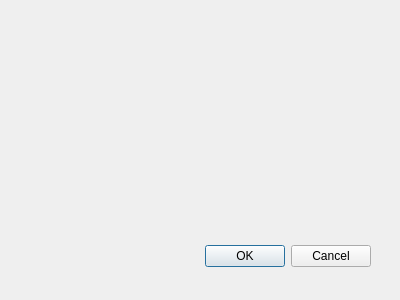
imgos/ptrack, file src/ptrackUi/ImportDialogBase.ui: the form before one commit.
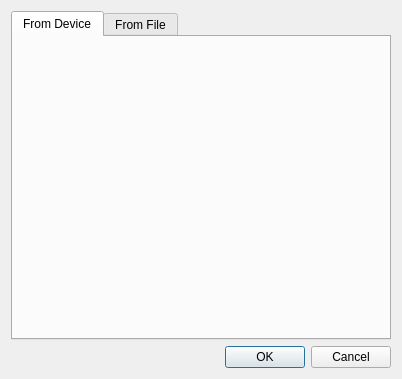
The form after the commit. Icons and pictures are not drawn.

Commit message: add icon to import dialog

Patch:
```diff
--- a/src/ptrackUi/ImportDialogBase.ui
+++ b/src/ptrackUi/ImportDialogBase.ui
@@ -6,22 +6,37 @@
    <rect>
     <x>0</x>
     <y>0</y>
-    <width>400</width>
-    <height>300</height>
+    <width>402</width>
+    <height>379</height>
    </rect>
   </property>
   <property name="windowTitle">
    <string>Dialog</string>
   </property>
+  <property name="windowIcon">
+   <iconset resource="../../images/ptrack.qrc">
+    <normaloff>:/add.png</normaloff>:/add.png</iconset>
+  </property>
+  <layout class="QVBoxLayout" name="verticalLayout">
+   <item>
+    <widget class="QTabWidget" name="mTabWidget">
+     <property name="currentIndex">
+      <number>0</number>
+     </property>
+     <widget class="QWidget" name="mDeviceTab">
+      <attribute name="title">
+       <string>From Device</string>
+      </attribute>
+     </widget>
+     <widget class="QWidget" name="mFileTab">
+      <attribute name="title">
+       <string>From File</string>
+      </attribute>
+     </widget>
+    </widget>
+   </item>
+   <item>
   <widget class="QDialogButtonBox" name="mButtonBox">
-   <property name="geometry">
-    <rect>
-     <x>30</x>
-     <y>240</y>
-     <width>341</width>
-     <height>32</height>
-    </rect>
-   </property>
    <property name="orientation">
     <enum>Qt::Horizontal</enum>
    </property>
@@ -29,6 +44,8 @@
     <set>QDialogButtonBox::Cancel|QDialogButtonBox::Ok</set>
    </property>
   </widget>
+   </item>
+  </layout>
  </widget>
  <resources/>
  <connections>
```
Left out of the diff: 4 changed lines with no effect on the pictures. Lines whose indentation alone changed are shown as unchanged.
